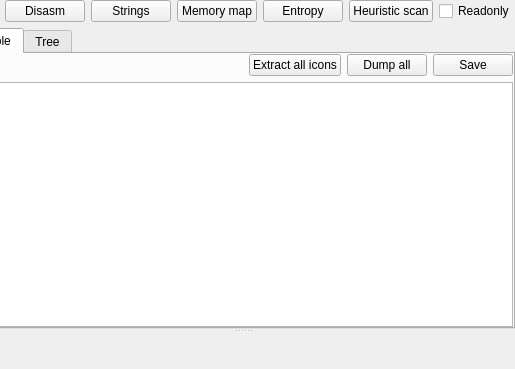
Qt form PE/pewidget.ui (horsicq/FormatWidgets) before a commit; both pictures show x 284 to 799 and y 0 to 369 of the 799 by 369 pixel window.
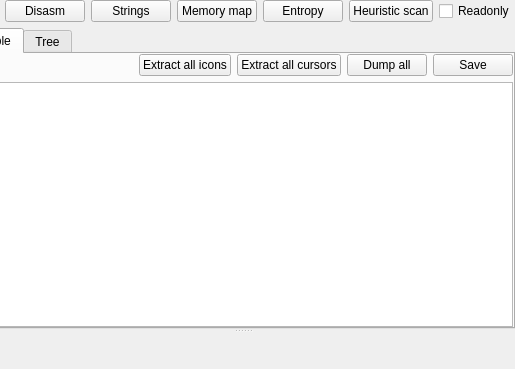
The same form after that commit. The open tabs and pages were chosen to show the change. Custom widgets are drawn as their Qt base class.

Patch:
```diff
--- a/PE/pewidget.ui
+++ b/PE/pewidget.ui
@@ -148,7 +148,7 @@
      </widget>
      <widget class="QStackedWidget" name="stackedWidgetInfo">
       <property name="currentIndex">
-       <number>12</number>
+       <number>11</number>
       </property>
       <widget class="QWidget" name="page_Info">
        <layout class="QVBoxLayout" name="verticalLayout_43">
@@ -854,6 +854,8 @@
         </item>
        </layout>
       </widget>
+      <widget class="QWidget" name="page_Sections_Info">
+      </widget>
       <widget class="QWidget" name="page_Export">
        <layout class="QVBoxLayout" name="verticalLayout_34">
         <property name="leftMargin">
@@ -1202,6 +1204,13 @@
                  </property>
                 </widget>
                </item>
+               <item>
+                <widget class="QPushButton" name="pushButtonExtractAllCursors_Resources">
+                 <property name="text">
+                  <string>Extract all cursors</string>
+                 </property>
+                </widget>
+               </item>
                <item>
                 <widget class="QPushButton" name="pushButtonDumpAll_Resources">
                  <property name="text">
```
